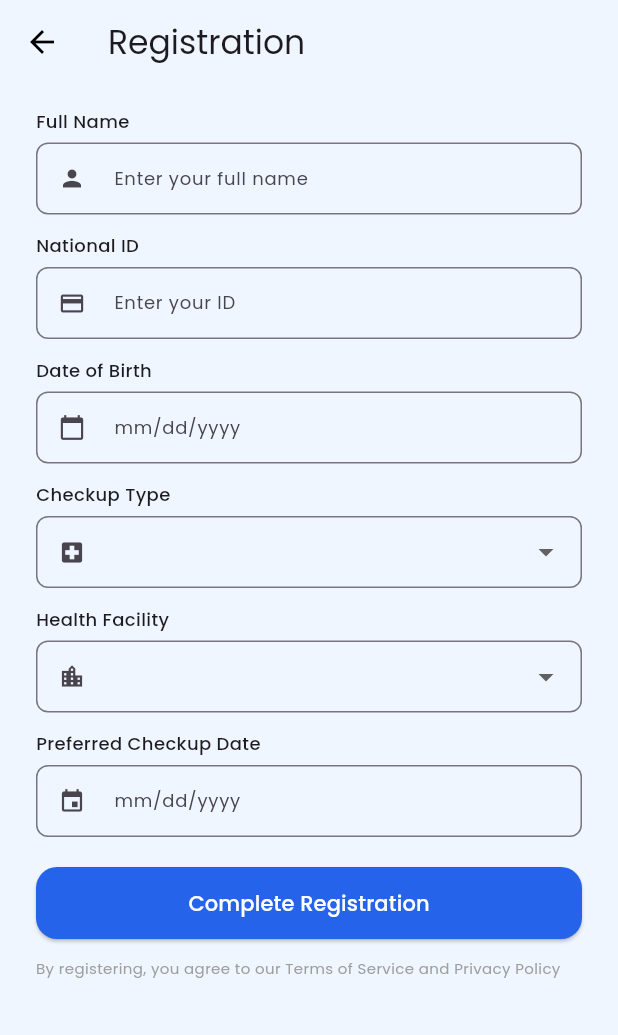
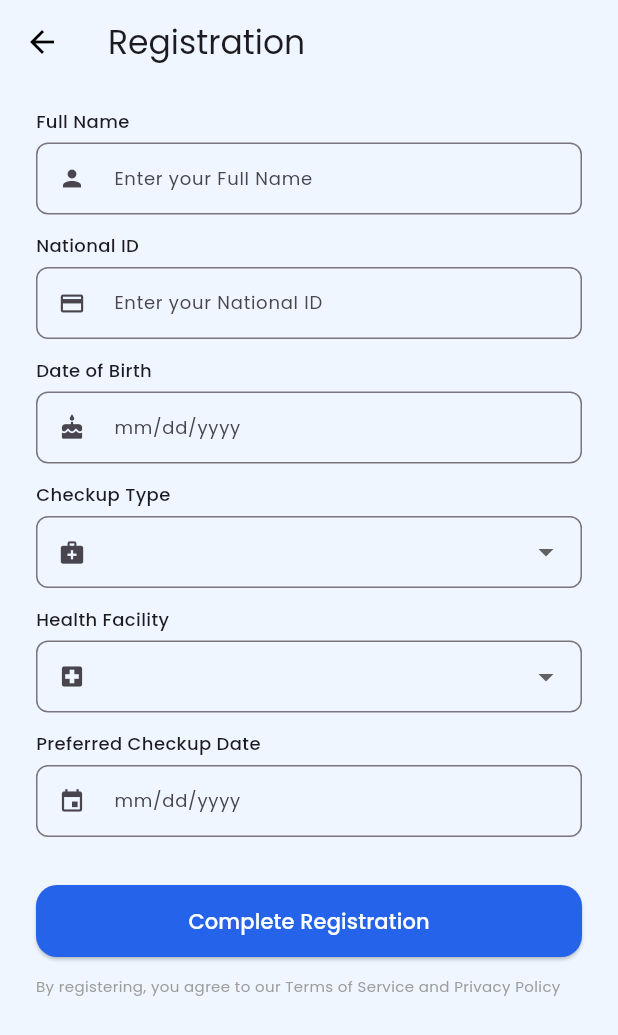
Before and after one commit to ipaddr/MPLJJ25-138-KEL-6, a Flutter app: the PageHealthCheckup screen opened directly, on a phone screen of 412 x 824 dp. Shown: the top 1035 px of the screen. Run offline on Flutter 3.47's test engine with Material 3 defaults, Android fonts, the phone set to English and light mode, and no system bars; our stand-ins replace cloud_firestore, firebase_auth, firebase_core, google_sign_in; accounts and stored records are empty.

Commit message:
Project Kelompok 6

```diff
--- a/sehealthyapp/lib/main.dart
+++ b/sehealthyapp/lib/main.dart
@@ -6,6 +6,7 @@ import 'screens/login_screen.dart';
 import 'screens/register_screen.dart';
 import 'screens/dashboard_screen.dart';
 import 'screens/admin/admin_register_screen.dart';
+import 'screens/page_health_checkup.dart'; // <-- Tambahkan ini
 
 void main() async {
   WidgetsFlutterBinding.ensureInitialized();
@@ -33,6 +34,8 @@ class MyApp extends StatelessWidget {
         '/register': (context) => const RegisterScreen(),
         '/dashboard': (context) => const DashboardScreen(),
         '/admin_register': (context) => const AdminRegisterScreen(),
+        '/health_checkup':
+            (context) => const PageHealthCheckup(), // <-- Route baru
       },
     );
   }
--- a/sehealthyapp/lib/screens/page_health_checkup.dart
+++ b/sehealthyapp/lib/screens/page_health_checkup.dart
@@ -1,4 +1,6 @@
 import 'package:flutter/material.dart';
+import 'package:cloud_firestore/cloud_firestore.dart';
+import 'checkup_confirmation.dart';
 
 class PageHealthCheckup extends StatefulWidget {
   const PageHealthCheckup({super.key});
@@ -38,6 +40,39 @@ class _PageHealthCheckupState extends State<PageHealthCheckup> {
     }
   }
 
+  Future<void> _submitForm() async {
+    if (_formKey.currentState!.validate() &&
+        _selectedCheckupType != null &&
+        _selectedFacility != null) {
+      // Simpan data ke Firestore
+      await FirebaseFirestore.instance.collection('checkups').add({
+        'fullName': _fullNameController.text,
+        'id': _idController.text,
+        'dob': _dobController.text,
+        'checkupType': _selectedCheckupType,
+        'facility': _selectedFacility,
+        'date': _preferredDateController.text,
+        'timestamp': FieldValue.serverTimestamp(),
+      });
+
+      // Navigasi ke halaman konfirmasi
+      Navigator.push(
+        context,
+        MaterialPageRoute(
+          builder:
+              (context) => CheckupConfirmationPage(
+                fullName: _fullNameController.text,
+                id: _idController.text,
+                dob: _dobController.text,
+                checkupType: _selectedCheckupType!,
+                facility: _selectedFacility!,
+                date: _preferredDateController.text,
+              ),
+        ),
+      );
+    }
+  }
+
   @override
   Widget build(BuildContext context) {
     return Scaffold(
@@ -58,171 +93,33 @@ class _PageHealthCheckupState extends State<PageHealthCheckup> {
           child: Column(
             crossAxisAlignment: CrossAxisAlignment.start,
             children: [
-              const Text(
-                'Full Name',
-                style: TextStyle(fontSize: 12, fontWeight: FontWeight.w500),
+              buildTextField('Full Name', _fullNameController, Icons.person),
+              buildTextField('National ID', _idController, Icons.credit_card),
+              buildDateField('Date of Birth', _dobController, Icons.cake),
+              buildDropdownField(
+                'Checkup Type',
+                checkupTypes,
+                _selectedCheckupType,
+                Icons.medical_services,
+                (val) => setState(() => _selectedCheckupType = val),
               ),
-              const SizedBox(height: 6),
-              TextField(
-                controller: _fullNameController,
-                style: const TextStyle(fontSize: 12),
-                decoration: InputDecoration(
-                  hintText: 'Enter your full name',
-                  hintStyle: const TextStyle(fontSize: 12),
-                  prefixIcon: const Icon(Icons.person, size: 18),
-                  contentPadding: const EdgeInsets.symmetric(
-                    horizontal: 10,
-                    vertical: 8,
-                  ),
-                  border: OutlineInputBorder(
-                    borderRadius: BorderRadius.circular(8),
-                  ),
-                ),
+              buildDropdownField(
+                'Health Facility',
+                facilities,
+                _selectedFacility,
+                Icons.local_hospital,
+                (val) => setState(() => _selectedFacility = val),
               ),
-              const SizedBox(height: 12),
-
-              const Text(
-                'National ID',
-                style: TextStyle(fontSize: 12, fontWeight: FontWeight.w500),
-              ),
-              const SizedBox(height: 6),
-              TextField(
-                controller: _idController,
-                style: const TextStyle(fontSize: 12),
-                decoration: InputDecoration(
-                  hintText: 'Enter your ID',
-                  hintStyle: const TextStyle(fontSize: 12),
-                  prefixIcon: const Icon(Icons.credit_card, size: 18),
-                  contentPadding: const EdgeInsets.symmetric(
-                    horizontal: 10,
-                    vertical: 8,
-                  ),
-                  border: OutlineInputBorder(
-                    borderRadius: BorderRadius.circular(8),
-                  ),
-                ),
-              ),
-              const SizedBox(height: 12),
-
-              const Text(
-                'Date of Birth',
-                style: TextStyle(fontSize: 12, fontWeight: FontWeight.w500),
-              ),
-              const SizedBox(height: 6),
-              TextField(
-                controller: _dobController,
-                readOnly: true,
-                onTap: () => _selectDate(_dobController),
-                style: const TextStyle(fontSize: 12),
-                decoration: InputDecoration(
-                  hintText: 'mm/dd/yyyy',
-                  hintStyle: const TextStyle(fontSize: 12),
-                  prefixIcon: const Icon(Icons.calendar_today, size: 18),
-                  contentPadding: const EdgeInsets.symmetric(
-                    horizontal: 10,
-                    vertical: 8,
-                  ),
-                  border: OutlineInputBorder(
-                    borderRadius: BorderRadius.circular(8),
-                  ),
-                ),
-              ),
-              const SizedBox(height: 12),
-
-              const Text(
-                'Checkup Type',
-                style: TextStyle(fontSize: 12, fontWeight: FontWeight.w500),
-              ),
-              const SizedBox(height: 6),
-              DropdownButtonFormField<String>(
-                value: _selectedCheckupType,
-                items:
-                    checkupTypes
-                        .map(
-                          (type) =>
-                              DropdownMenuItem(value: type, child: Text(type)),
-                        )
-                        .toList(),
-                onChanged:
-                    (value) => setState(() => _selectedCheckupType = value),
-                decoration: InputDecoration(
-                  prefixIcon: const Icon(Icons.local_hospital, size: 18),
-                  contentPadding: const EdgeInsets.symmetric(
-                    horizontal: 10,
-                    vertical: 8,
-                  ),
-                  border: OutlineInputBorder(
-                    borderRadius: BorderRadius.circular(8),
-                  ),
-                ),
-                style: const TextStyle(fontSize: 12, color: Colors.black),
-              ),
-              const SizedBox(height: 12),
-
-              const Text(
-                'Health Facility',
-                style: TextStyle(fontSize: 12, fontWeight: FontWeight.w500),
-              ),
-              const SizedBox(height: 6),
-              DropdownButtonFormField<String>(
-                value: _selectedFacility,
-                items:
-                    facilities
-                        .map(
-                          (facility) => DropdownMenuItem(
-                            value: facility,
-                            child: Text(facility),
-                          ),
-                        )
-                        .toList(),
-                onChanged: (value) => setState(() => _selectedFacility = value),
-                decoration: InputDecoration(
-                  prefixIcon: const Icon(Icons.location_city, size: 18),
-                  contentPadding: const EdgeInsets.symmetric(
-                    horizontal: 10,
-                    vertical: 8,
-                  ),
-                  border: OutlineInputBorder(
-                    borderRadius: BorderRadius.circular(8),
-                  ),
-                ),
-                style: const TextStyle(fontSize: 12, color: Colors.black),
-              ),
-              const SizedBox(height: 12),
-
-              const Text(
+              buildDateField(
                 'Preferred Checkup Date',
-                style: TextStyle(fontSize: 12, fontWeight: FontWeight.w500),
-              ),
-              const SizedBox(height: 6),
-              TextField(
-                controller: _preferredDateController,
-                readOnly: true,
-                onTap: () => _selectDate(_preferredDateController),
-                style: const TextStyle(fontSize: 12),
-                decoration: InputDecoration(
-                  hintText: 'mm/dd/yyyy',
-                  hintStyle: const TextStyle(fontSize: 12),
-                  prefixIcon: const Icon(Icons.event, size: 18),
-                  contentPadding: const EdgeInsets.symmetric(
-                    horizontal: 10,
-                    vertical: 8,
-                  ),
-                  border: OutlineInputBorder(
-                    borderRadius: BorderRadius.circular(8),
-                  ),
-                ),
+                _preferredDateController,
+                Icons.event,
               ),
               const SizedBox(height: 20),
-
               SizedBox(
                 width: double.infinity,
                 child: ElevatedButton(
-                  onPressed: () {
-                    if (_formKey.currentState!.validate()) {
-                      // handle registration
-                    }
-                  },
+                  onPressed: _submitForm,
                   style: ElevatedButton.styleFrom(
                     backgroundColor: const Color(0xFF2563EB),
                     foregroundColor: Colors.white,
@@ -238,7 +135,6 @@ class _PageHealthCheckupState extends State<PageHealthCheckup> {
                 ),
               ),
               const SizedBox(height: 12),
-
               const Text(
                 'By registering, you agree to our Terms of Service and Privacy Policy',
                 textAlign: TextAlign.center,
@@ -250,4 +146,110 @@ class _PageHealthCheckupState extends State<PageHealthCheckup> {
       ),
     );
   }
+
+  Widget buildTextField(
+    String label,
+    TextEditingController controller,
+    IconData icon,
+  ) {
+    return Column(
+      crossAxisAlignment: CrossAxisAlignment.start,
+      children: [
+        Text(
+          label,
+          style: const TextStyle(fontSize: 12, fontWeight: FontWeight.w500),
+        ),
+        const SizedBox(height: 6),
+        TextFormField(
+          controller: controller,
+          validator: (val) => val == null || val.isEmpty ? 'Required' : null,
+          style: const TextStyle(fontSize: 12),
+          decoration: InputDecoration(
+            hintText: 'Enter your $label',
+            prefixIcon: Icon(icon, size: 18),
+            contentPadding: const EdgeInsets.symmetric(
+              horizontal: 10,
+              vertical: 8,
+            ),
+            border: OutlineInputBorder(borderRadius: BorderRadius.circular(8)),
+          ),
+        ),
+        const SizedBox(height: 12),
+      ],
+    );
+  }
+
+  Widget buildDateField(
+    String label,
+    TextEditingController controller,
+    IconData icon,
+  ) {
+    return Column(
+      crossAxisAlignment: CrossAxisAlignment.start,
+      children: [
+        Text(
+          label,
+          style: const TextStyle(fontSize: 12, fontWeight: FontWeight.w500),
+        ),
+        const SizedBox(height: 6),
+        TextFormField(
+          controller: controller,
+          readOnly: true,
+          onTap: () => _selectDate(controller),
+          validator: (val) => val == null || val.isEmpty ? 'Required' : null,
+          style: const TextStyle(fontSize: 12),
+          decoration: InputDecoration(
+            hintText: 'mm/dd/yyyy',
+            prefixIcon: Icon(icon, size: 18),
+            contentPadding: const EdgeInsets.symmetric(
+              horizontal: 10,
+              vertical: 8,
+            ),
+            border: OutlineInputBorder(borderRadius: BorderRadius.circular(8)),
+          ),
+        ),
+        const SizedBox(height: 12),
+      ],
+    );
+  }
+
+  Widget buildDropdownField(
+    String label,
+    List<String> items,
+    String? selected,
+    IconData icon,
+    void Function(String?) onChanged,
+  ) {
+    return Column(
+      crossAxisAlignment: CrossAxisAlignment.start,
+      children: [
+        Text(
+          label,
+          style: const TextStyle(fontSize: 12, fontWeight: FontWeight.w500),
+        ),
+        const SizedBox(height: 6),
+        DropdownButtonFormField<String>(
+          value: selected,
+          onChanged: onChanged,
+          items:
+              items
+                  .map(
+                    (item) => DropdownMenuItem(value: item, child: Text(item)),
+                  )
+                  .toList(),
+          validator: (val) => val == null ? 'Please select $label' : null,
+          decoration: InputDecoration(
+            prefixIcon: Icon(icon, size: 18),
+            contentPadding: const EdgeInsets.symmetric(
+              horizontal: 10,
+              vertical: 8,
+            ),
+            border: OutlineInputBorder(borderRadius: BorderRadius.circular(8)),
+          ),
+          style: const TextStyle(fontSize: 12, color: Colors.black),
+        ),
+        const SizedBox(height: 12),
+      ],
+    );
+  }
 }
--- a/sehealthyapp/pubspec.yaml
+++ b/sehealthyapp/pubspec.yaml
@@ -1,7 +1,7 @@
 name: sehealthyapp
 description: A new Flutter project.
 
-publish_to: 'none' # Private package, not published to pub.dev
+publish_to: "none" # Private package, not published to pub.dev
 
 version: 1.0.0+1
 
```
Also changed, not shown: sehealthyapp/lib/screens/checkup_confirmation.dart (added, +136 -0 lines), sehealthyapp/lib/screens/profile_screen.dart (+57 -26 lines).
